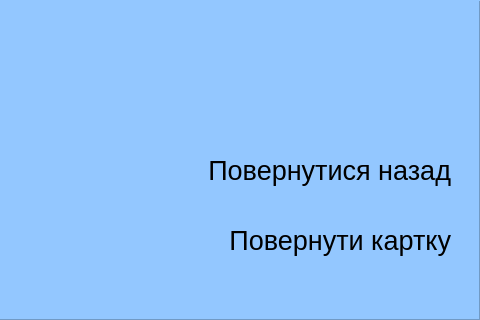
Qt form classes/gui/FailedScreen.ui (TheBiggestDaddy/ATM) before a commit; both pictures show x 180 to 660 and y 100 to 420 of the 660 by 420 pixel window.
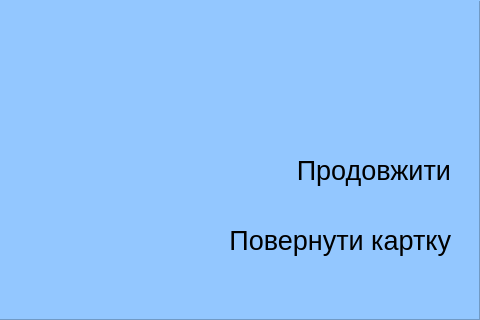
The same form after that commit.

```diff
--- a/classes/gui/FailedScreen.ui
+++ b/classes/gui/FailedScreen.ui
@@ -32,7 +32,7 @@
     </rect>
    </property>
    <property name="text">
-    <string>&lt;html&gt;&lt;head/&gt;&lt;body&gt;&lt;p align=&quot;right&quot;&gt;&lt;span style=&quot; font-size:20pt;&quot;&gt;Повернутися назад&lt;/span&gt;&lt;/p&gt;&lt;/body&gt;&lt;/html&gt;</string>
+    <string>&lt;html&gt;&lt;head/&gt;&lt;body&gt;&lt;p align=&quot;right&quot;&gt;&lt;span style=&quot; font-size:20pt;&quot;&gt;Продовжити&lt;/span&gt;&lt;/p&gt;&lt;/body&gt;&lt;/html&gt;</string>
    </property>
    <property name="textFormat">
     <enum>Qt::AutoText</enum>
```
